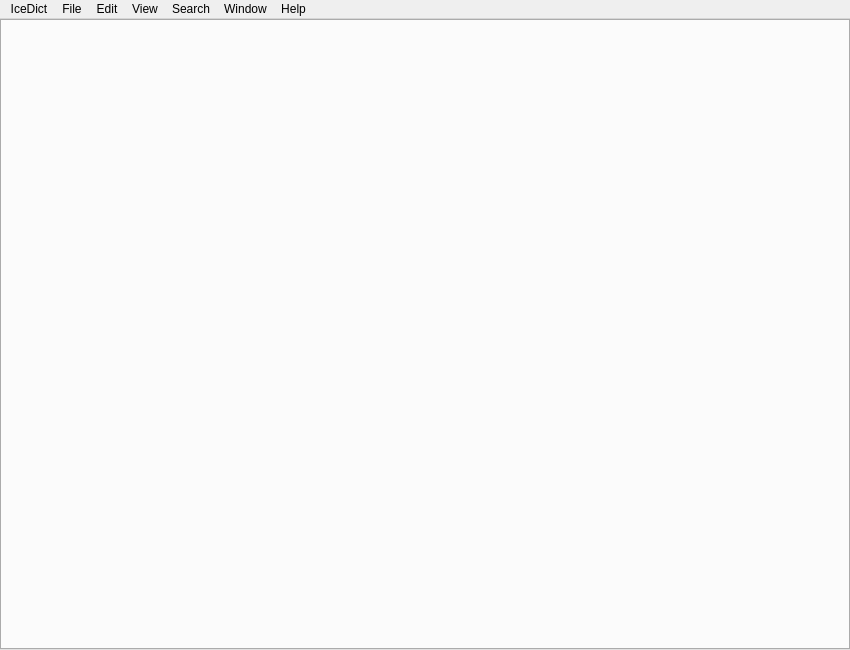
Qt form mainwindow.ui (scottsanett/IceDict) before a commit.
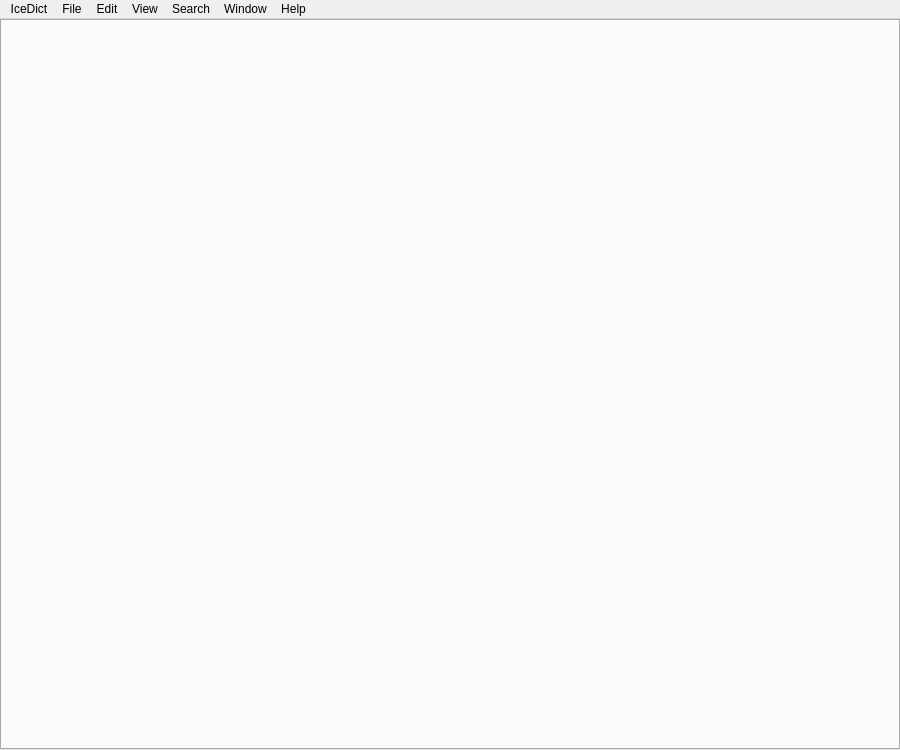
The same form after that commit.

```diff
--- a/mainwindow.ui
+++ b/mainwindow.ui
@@ -6,8 +6,8 @@
    <rect>
     <x>0</x>
     <y>0</y>
-    <width>850</width>
-    <height>650</height>
+    <width>900</width>
+    <height>750</height>
    </rect>
   </property>
   <property name="windowTitle">
@@ -72,7 +72,7 @@
     <rect>
      <x>0</x>
      <y>0</y>
-     <width>850</width>
+     <width>900</width>
      <height>22</height>
     </rect>
    </property>
```
